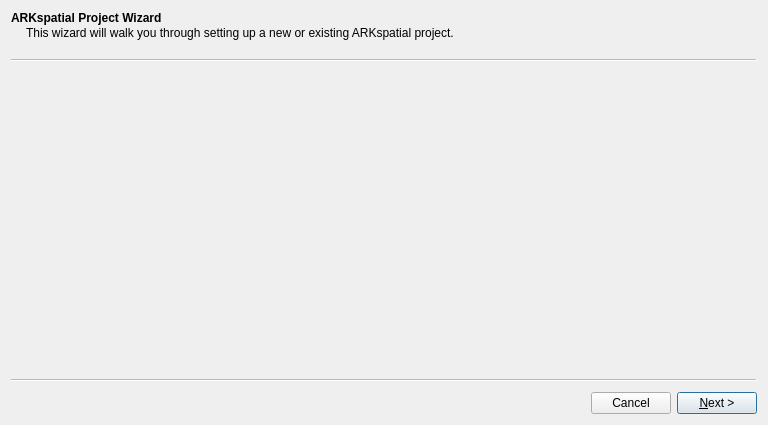
lparchaeology/ArkPlan, file ark/gui/ui/project_wizard_base.ui: the form before one commit.
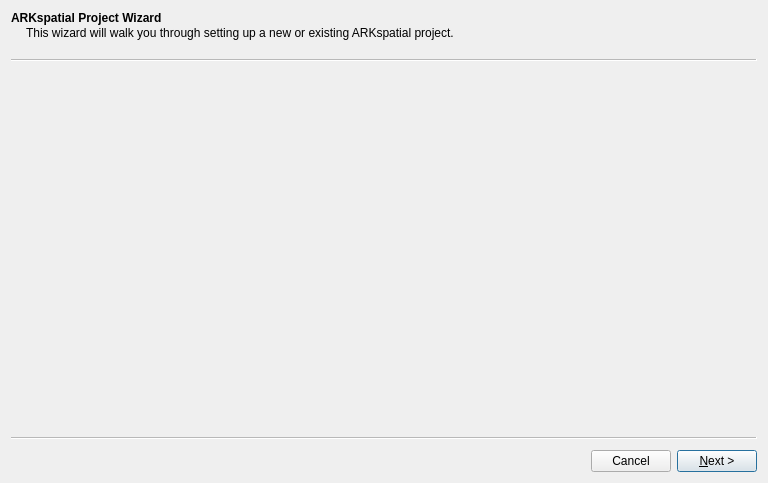
The form after the commit. Icons and pictures are not drawn. Custom widgets are drawn as their Qt base class.

Commit message: WIP Improve project folder wizard

```diff
--- a/ark/gui/ui/project_wizard_base.ui
+++ b/ark/gui/ui/project_wizard_base.ui
@@ -7,7 +7,7 @@
     <x>0</x>
     <y>0</y>
     <width>768</width>
-    <height>425</height>
+    <height>483</height>
    </rect>
   </property>
   <property name="windowTitle">
```
Left out of the diff: 130 changed lines with no effect on the pictures. The commit also changes 2 other files.
